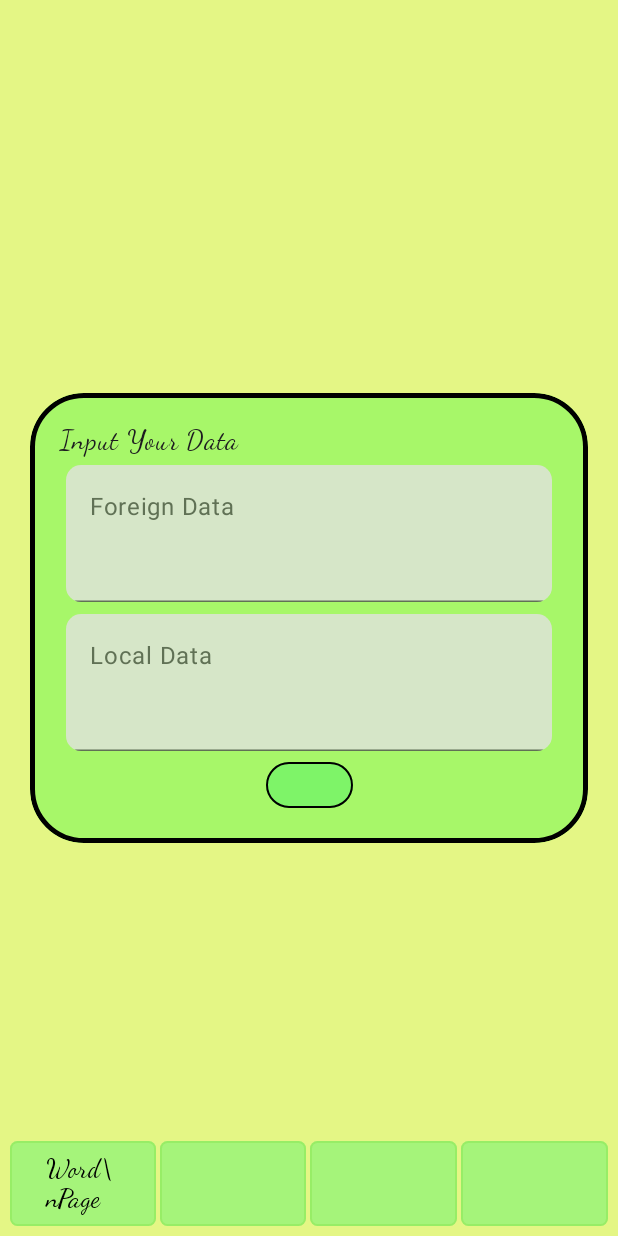
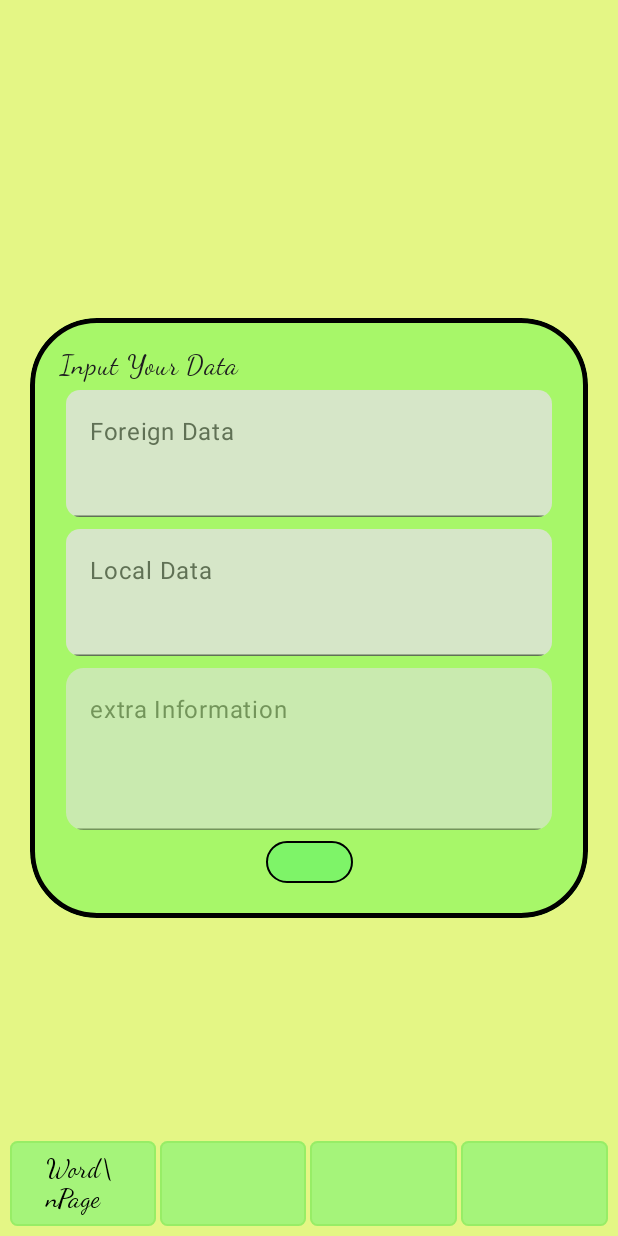
Before and after one commit to z-hwa/TWMA_AndroidStudio, an Android app built with Jetpack Compose: the screen it shows after launch (MainActivity), on a phone screen of 412 x 824 dp. Run offline under Robolectric (Android 15) with nearby library versions, the phone set to English and light mode, and no system bars.

Commit message:
finish datamanager class's basic function 	addword 	isempty Check data could successfully save and load in page changing

```diff
--- /dev/null
+++ b/app/src/main/java/com/example/twma/DataManager.kt
@@ -0,0 +1,25 @@
+package com.example.twma
+
+import android.util.Log
+
+class WordList() {
+
+    var list = List<Word>(0) { Word() }
+
+    fun AddWord(foreignData: String, localData: String, extraInf: String ) {
+        this.list = this.list.plusElement(Word(_foreignData = foreignData,
+            _localData =  localData,
+            _correctRate = 0.0,
+            _extraInf = extraInf
+        ))
+
+        //Log.d("class test", "is add?")
+        //this.IsEmpty()
+    }
+
+    fun IsEmpty(): Boolean {
+        //Log.d("class test", "isempty")
+        //Log.d("class test", this.list.isEmpty().toString())
+        return this.list.isEmpty()
+    }
+}
--- a/app/src/main/java/com/example/twma/MainActivity.kt
+++ b/app/src/main/java/com/example/twma/MainActivity.kt
@@ -5,11 +5,14 @@ import androidx.activity.ComponentActivity
 import androidx.activity.compose.setContent
 import androidx.compose.material3.Surface
 import androidx.compose.runtime.Composable
+import androidx.compose.runtime.mutableStateOf
 import androidx.compose.ui.Modifier
 import androidx.navigation.compose.NavHost
 import androidx.navigation.compose.composable
 import androidx.navigation.compose.rememberNavController
 import com.example.twma.ui.theme.TWMATheme
+
+var wordList = WordList()
 
 class MainActivity : ComponentActivity() {
     override fun onCreate(savedInstanceState: Bundle?) {
@@ -18,6 +21,7 @@ class MainActivity : ComponentActivity() {
         setContent {
             TWMATheme {
                 Surface(modifier = Modifier) {
+                    //wordList.AddWord("11", "11", "11")
                     AppNaviGation()
                 }
             }
--- a/app/src/main/java/com/example/twma/Word.kt
+++ b/app/src/main/java/com/example/twma/Word.kt
@@ -1,13 +1,14 @@
 package com.example.twma
 
 //單字資料
-class Word(_foreignData: String, _localData: String, _correctRate: Double = 0.0) {
+class Word(_foreignData: String, _localData: String, _correctRate: Double = 0.0, _extraInf: String) {
     var foreignData: String = _foreignData //儲存外語資料
     var localData: String = _localData //儲存國語資料
     var correctRate: Double = _correctRate  //正確率
+    var extraInf: String = _extraInf    //額外資訊
 
     //次建構函數
-    constructor(): this(_foreignData = "?foreign", _localData = "?local") {
+    constructor(): this(_foreignData = "?foreign", _localData = "?local", _correctRate = 0.0, _extraInf = "?Null") {
         if(foreignData == "?foreign" && localData == "?local") {
             //LogSystem.output("word class has not give init value.")
         }
--- a/app/src/main/java/com/example/twma/WordInput.kt
+++ b/app/src/main/java/com/example/twma/WordInput.kt
@@ -2,6 +2,7 @@ package com.example.twma
 
 import android.content.res.Configuration
 import android.content.res.Resources
+import android.util.Log
 import androidx.compose.foundation.BorderStroke
 import androidx.compose.foundation.background
 import androidx.compose.foundation.border
@@ -86,17 +87,12 @@ fun InputHint(modifier: Modifier, isDown: Boolean, heightOfHint: Int,
 //外語資料的欄位
 @OptIn(ExperimentalMaterial3Api::class)
 @Composable
-fun ForeignData(modifier: Modifier) {
+fun ForeignData(modifier: Modifier, foreignData: String, RenewText: (String) -> Unit) {
     Column (modifier = modifier){
         //輸入外語資料
 
-        //外語資料暫存
-        var foreignData by remember {
-            mutableStateOf("")
-        }
-
         TextField(value = foreignData,
-            onValueChange = {foreignData = it},
+            onValueChange = RenewText,
             modifier = Modifier
                 .fillMaxSize()
                 .alpha(0.75f),
@@ -110,16 +106,12 @@ fun ForeignData(modifier: Modifier) {
 //本地資料的欄位
 @OptIn(ExperimentalMaterial3Api::class)
 @Composable
-fun LocalData(modifier: Modifier) {
+fun LocalData(modifier: Modifier, localData: String, RenewText: (String)->Unit) {
     Column (modifier = modifier){
         //輸入本地資料
-        //外語資料暫存
-        var localData by remember {
-            mutableStateOf("")
-        }
 
         TextField(value = localData,
-            onValueChange = {localData = it},
+            onValueChange = RenewText,
             modifier = Modifier
                 .fillMaxSize()
                 .alpha(0.75f),
@@ -132,9 +124,9 @@ fun LocalData(modifier: Modifier) {
 
 //儲存案件的bar
 @Composable
-fun SaveBar(modifier: Modifier) {
+fun SaveBar(modifier: Modifier, Onclick: ()->Unit) {
     Column (modifier = modifier) {
-        Button(onClick = {},
+        Button(onClick = Onclick,
             modifier = Modifier
                 .fillMaxHeight()
                 .align(CenterHorizontally),
@@ -154,9 +146,19 @@ fun MiddleArea(modifier: Modifier){
         .fillMaxWidth()
         .height(400.dp)
     ) {
+        var foreignData by remember {
+            mutableStateOf("")
+        }
+        var localData by remember {
+            mutableStateOf("")
+        }
+        var extraData by remember {
+            mutableStateOf("")
+        }
+
         Column(horizontalAlignment = Alignment.Start,
             modifier = Modifier
-                .height(300.dp)
+                .height(500.dp)
                 .clip(shape = RoundedCornerShape(12))   //切割出圓角
                 .background(MaterialTheme.colorScheme.secondary)
                 .align(Alignment.Center)
@@ -179,17 +181,51 @@ fun MiddleArea(modifier: Modifier){
             ForeignData(modifier = Modifier
                 .weight(4f)
                 .fillMaxSize()
-                .padding(4.dp))
+                .padding(4.dp),
+                foreignData = foreignData,
+                RenewText = {foreignData = it})
             LocalData(modifier = Modifier
                 .weight(4f)
                 .fillMaxSize()
-                .padding(4.dp))
+                .padding(4.dp),
+                localData = localData,
+                RenewText = {localData = it})
+            ExtraInput(modifier = Modifier
+                .weight(5f)
+                .fillMaxSize()
+                .padding(4.dp),
+                extraData = extraData,
+                RenewText = {extraData = it}
+            )
             SaveBar(modifier = Modifier
                 .weight(1.5f)
                 .fillMaxSize()
-                .padding(3.5.dp))
+                .padding(3.5.dp),
+                Onclick = { wordList.AddWord(foreignData = foreignData,
+                    localData =  localData,
+                    extraInf = extraData)
+                    //Log.d("tt", "test")
+                    //if(!wordList.IsEmpty()) Log.d("class test", wordList.list[0].localData)
+                })
         }
     }
+}
+
+//額外資訊
+@OptIn(ExperimentalMaterial3Api::class)
+@Composable
+fun ExtraInput(modifier: Modifier, extraData: String, RenewText: (String) -> Unit) {
+
+    TextField(value = extraData,
+        onValueChange = RenewText,
+        modifier = modifier
+            .fillMaxWidth()
+            .alpha(0.55f),
+        placeholder = { Text(text = stringResource(id = R.string.extraData))},
+        maxLines = 5,
+        shape = RoundedCornerShape(11)
+    )
+
 }
 
 @Composable
--- a/app/src/main/java/com/example/twma/WordPageLayout.kt
+++ b/app/src/main/java/com/example/twma/WordPageLayout.kt
@@ -150,7 +150,7 @@ fun WordPage(modifier: Modifier = Modifier, rebackToWordInput: () -> Unit){
     Surface(modifier = modifier, color = MaterialTheme.colorScheme.background) {
         //用於排版的box
         Box(modifier = modifier) {
-            WordList(modifier = modifier.fillMaxSize())
+            WordList(modifier = modifier.fillMaxSize(), wordList = wordList.list)
             ReBack(modifier = modifier.align(Alignment.BottomEnd),
                 reback = rebackToWordInput)
         }
--- a/app/src/main/res/values/strings.xml
+++ b/app/src/main/res/values/strings.xml
@@ -10,4 +10,5 @@
     <string name="emptyString" />
     <string name="wordPage">Word\\nPage</string>
     <string name="reBack">back</string>
+    <string name="extraData">extra Information</string>
 </resources>
```
